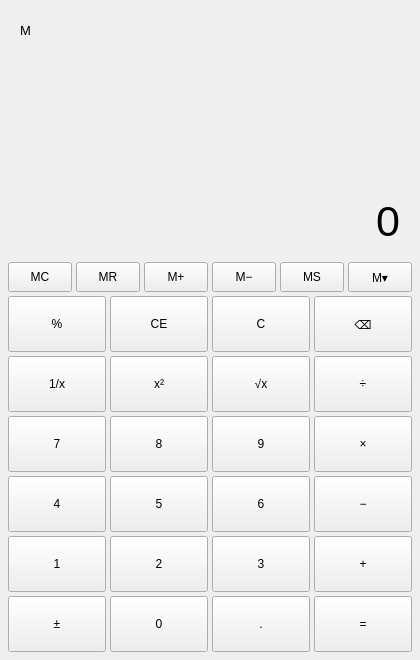
Old version of the form calculate.ui in the repository moment257/qt-.
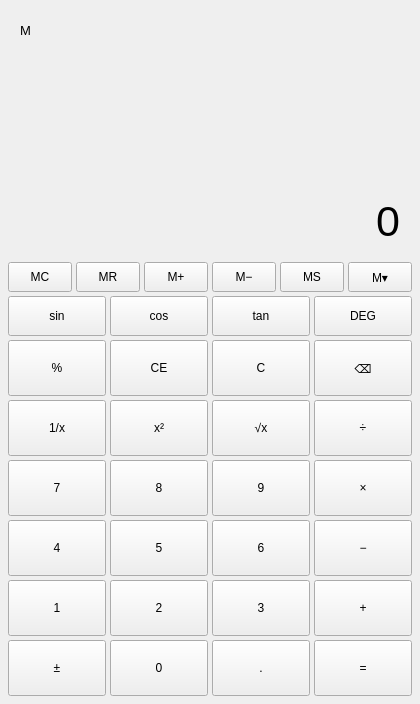
New version of the form.

The edit to the form file:
```diff
--- a/calculate.ui
+++ b/calculate.ui
@@ -7,13 +7,13 @@
     <x>0</x>
     <y>0</y>
     <width>420</width>
-    <height>660</height>
+    <height>704</height>
    </rect>
   </property>
   <property name="minimumSize">
    <size>
     <width>380</width>
-    <height>620</height>
+    <height>664</height>
    </size>
   </property>
   <property name="windowTitle">
@@ -270,6 +270,101 @@
      </item>
     </layout>
    </item>
+   <item>
+    <layout class="QHBoxLayout" name="trigRowLayout">
+     <property name="spacing">
+      <number>4</number>
+     </property>
+     <item>
+      <widget class="QPushButton" name="btnSin">
+       <property name="minimumSize">
+        <size>
+         <width>84</width>
+         <height>40</height>
+        </size>
+       </property>
+       <property name="sizePolicy">
+        <sizepolicy hsizetype="Expanding" vsizetype="Fixed">
+         <horstretch>0</horstretch>
+         <verstretch>0</verstretch>
+        </sizepolicy>
+       </property>
+       <property name="toolTip">
+        <string>正弦 sin（快捷键 S）</string>
+       </property>
+       <property name="text">
+        <string>sin</string>
+       </property>
+      </widget>
+     </item>
+     <item>
+      <widget class="QPushButton" name="btnCos">
+       <property name="minimumSize">
+        <size>
+         <width>84</width>
+         <height>40</height>
+        </size>
+       </property>
+       <property name="sizePolicy">
+        <sizepolicy hsizetype="Expanding" vsizetype="Fixed">
+         <horstretch>0</horstretch>
+         <verstretch>0</verstretch>
+        </sizepolicy>
+       </property>
+       <property name="toolTip">
+        <string>余弦 cos（快捷键 C）</string>
+       </property>
+       <property name="text">
+        <string>cos</string>
+       </property>
+      </widget>
+     </item>
+     <item>
+      <widget class="QPushButton" name="btnTan">
+       <property name="minimumSize">
+        <size>
+         <width>84</width>
+         <height>40</height>
+        </size>
+       </property>
+       <property name="sizePolicy">
+        <sizepolicy hsizetype="Expanding" vsizetype="Fixed">
+         <horstretch>0</horstretch>
+         <verstretch>0</verstretch>
+        </sizepolicy>
+       </property>
+       <property name="toolTip">
+        <string>正切 tan（快捷键 T）</string>
+       </property>
+       <property name="text">
+        <string>tan</string>
+       </property>
+      </widget>
+     </item>
+     <item>
+      <widget class="QPushButton" name="btnAngleMode">
+       <property name="minimumSize">
+        <size>
+         <width>84</width>
+         <height>40</height>
+        </size>
+       </property>
+       <property name="sizePolicy">
+        <sizepolicy hsizetype="Expanding" vsizetype="Fixed">
+         <horstretch>0</horstretch>
+         <verstretch>0</verstretch>
+        </sizepolicy>
+       </property>
+       <property name="toolTip">
+        <string>切换角度制 / 弧度制（快捷键 D）</string>
+       </property>
+       <property name="text">
+        <string>DEG</string>
+       </property>
+      </widget>
+     </item>
+    </layout>
+   </item>
    <item>
     <layout class="QGridLayout" name="keypadLayout">
      <property name="horizontalSpacing">
```
